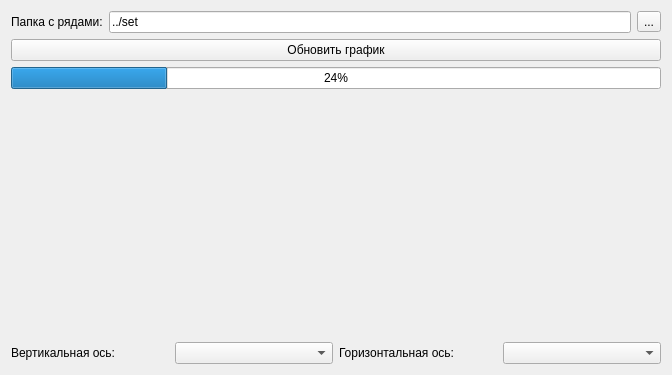
The window that GUI/Plot.ui (gluk47/tsanalyzer) describes before a commit, drawn with Qt 5.
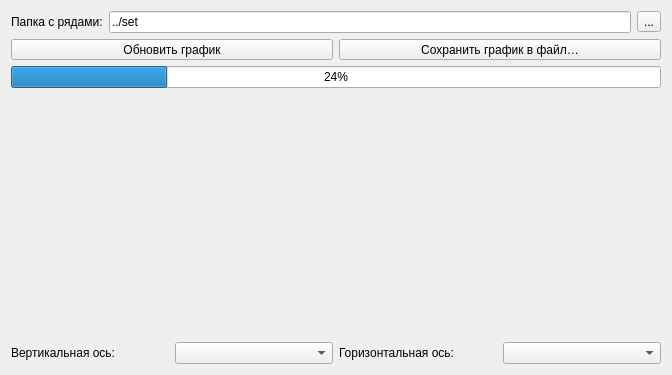
The same window after the commit. Icons and pictures are not drawn. Custom widgets are drawn as their Qt base class.

Diff of the .ui file:
```diff
--- a/GUI/Plot.ui
+++ b/GUI/Plot.ui
@@ -40,11 +40,42 @@
     </layout>
    </item>
    <item>
-    <widget class="QPushButton" name="refreshPlot">
-     <property name="text">
-      <string>Обновить график</string>
-     </property>
-    </widget>
+    <layout class="QHBoxLayout" name="horizontalLayout_3">
+     <item>
+      <widget class="QToolButton" name="refreshPlot">
+       <property name="sizePolicy">
+        <sizepolicy hsizetype="MinimumExpanding" vsizetype="Fixed">
+         <horstretch>0</horstretch>
+         <verstretch>0</verstretch>
+        </sizepolicy>
+       </property>
+       <property name="text">
+        <string>Обновить график</string>
+       </property>
+      </widget>
+     </item>
+     <item>
+      <widget class="QToolButton" name="savePlot">
+       <property name="sizePolicy">
+        <sizepolicy hsizetype="MinimumExpanding" vsizetype="Fixed">
+         <horstretch>0</horstretch>
+         <verstretch>0</verstretch>
+        </sizepolicy>
+       </property>
+       <property name="text">
+        <string>Сохранить график в файл…</string>
+       </property>
+       <property name="icon">
+        <iconset theme="document-save-as">
+         <normaloff/>
+        </iconset>
+       </property>
+       <property name="toolButtonStyle">
+        <enum>Qt::ToolButtonTextBesideIcon</enum>
+       </property>
+      </widget>
+     </item>
+    </layout>
    </item>
    <item>
     <widget class="QProgressBar" name="progressBar">
```
